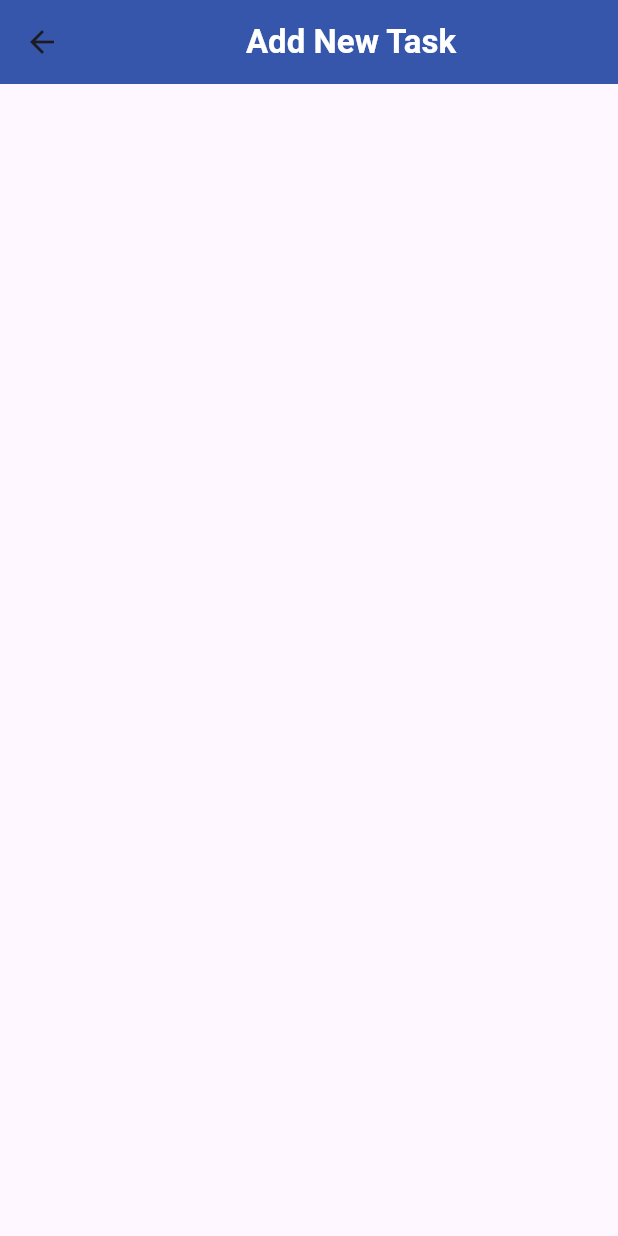
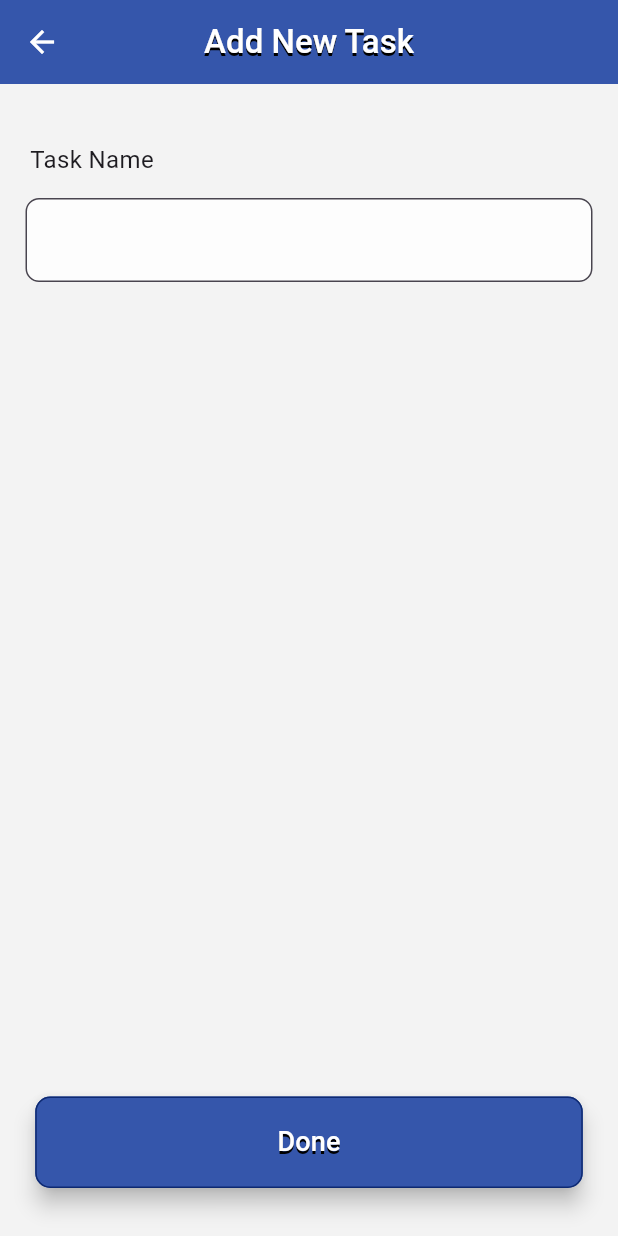
Before and after one commit to Rabby-551/To_Do_App, a Flutter app: the screen it shows after launch, after a tap on the "add" icon, on a phone screen of 412 x 824 dp. Run offline on Flutter 3.47's test engine with Material 3 defaults, Android fonts, the phone set to English and light mode, and no system bars; our stand-ins replace flutter_svg, google_fonts.

Commit message:
configer add task

```diff
--- a/lib/main.dart
+++ b/lib/main.dart
@@ -6,11 +6,12 @@ void main (){
 }
 
 class MyApp extends StatelessWidget {
-  const MyApp({super.key});
+  const MyApp({key});
 
   @override
   Widget build(BuildContext context) {
     return  MaterialApp(
+      debugShowCheckedModeBanner: false,
       title: 'Task Manger',
       theme: ThemeData(
         primaryColor:Colors.blue,
--- a/lib/screens/add_new_task_screen.dart
+++ b/lib/screens/add_new_task_screen.dart
@@ -8,20 +8,100 @@ class AddNewTaskScreen extends StatefulWidget {
 }
 
 class _AddNewTaskScreenState extends State<AddNewTaskScreen> {
+  final TextEditingController _taskController = TextEditingController();
   @override
   Widget build(BuildContext context) {
     return Scaffold(
+      backgroundColor:const Color(0xffF3F3F3),
       appBar: AppBar(
+        foregroundColor: Colors.white,
+        centerTitle: true,
         backgroundColor: const Color(0xff3556AB),
-        title:const Center(
-          child: Text(
-            'Add New Task',
-            style: TextStyle(
+        title: const Text(
+          'Add New Task',
+          style: TextStyle(
               color: Colors.white,
-              fontWeight: FontWeight.bold,
+              fontWeight: FontWeight.w500,
+              shadows: [
+                Shadow(color: Color(0xff000000), offset: Offset(0, 2))
+              ]),
+        ),
+      ),
+      body: Column(
+        mainAxisAlignment: MainAxisAlignment.start,
+        crossAxisAlignment: CrossAxisAlignment.start,
+        children: [
+          const Padding(
+            padding: EdgeInsets.only(left: 20, top: 39),
+            child: Text(
+              'Task Name',
+              style: TextStyle(
+                fontSize: 16,
+                fontWeight: FontWeight.w400,
+              ),
             ),
           ),
-        ),
+          Padding(
+            padding:
+                const EdgeInsets.only(left: 17, right: 17, top: 14, bottom: 14),
+            child: TextField(
+              controller: _taskController,
+              decoration: InputDecoration(
+                filled: true,
+                fillColor: const Color(0xffFDFDFD),
+                border: OutlineInputBorder(
+                  borderRadius: BorderRadius.circular(9),
+                  borderSide: const BorderSide(
+                    color: Color(0xffCBCBCB),
+                  ),
+                ),
+              ),
+            ),
+          ),
+          const Spacer(),
+          Padding(
+            padding: const EdgeInsets.only(bottom: 32),
+            child: Center(
+              child: ElevatedButton(
+                onPressed: () {
+                  if (_taskController.text.isNotEmpty) {
+                    Navigator.pop(context, _taskController.text);
+                  } else {
+                    ScaffoldMessenger.of(context).showSnackBar(
+                      const SnackBar(
+                        content: Text("Please enter a task name."),
+                      ),
+                    );
+                  }
+                },
+                style: ElevatedButton.styleFrom(
+                  elevation: 6,
+                  shadowColor: Colors.black,
+                  backgroundColor:const Color(0xff3556AB), // Button background color
+                  minimumSize: const Size(365, 61), // Set width and height
+                  shape: RoundedRectangleBorder(
+                    borderRadius: BorderRadius.circular(10),
+                    side:const BorderSide(color: Color(0xff0D2972))
+                  ),
+                ),
+                child: const Text(
+                  'Done',
+                  style: TextStyle(
+                    color: Colors.white, // Text color
+                    fontSize: 18, // Text size
+                    fontWeight: FontWeight.w500,
+                    shadows: [
+                      Shadow(
+                        color: Colors.black,
+                        offset: Offset(0, 2),
+                      ),
+                    ], // Text weight
+                  ),
+                ),
+              ),
+            ),
+          )
+        ],
       ),
     );
   }
--- a/lib/screens/task_list_screen.dart
+++ b/lib/screens/task_list_screen.dart
@@ -1,9 +1,14 @@
 import 'package:flutter/material.dart';
 import 'package:flutter_svg/flutter_svg.dart';
 import 'package:to_do_app/screens/add_new_task_screen.dart';
+import 'package:google_fonts/google_fonts.dart';
+import 'package:to_do_app/screens/edit_task_screen.dart';
+
+import '../widgets/go_pro_widget.dart';
+
 
 class TaskListScreen extends StatefulWidget {
-  const TaskListScreen({super.key});
+  const TaskListScreen({key});
 
   @override
   State<TaskListScreen> createState() => _TaskListScreenState();
@@ -14,12 +19,7 @@ class _TaskListScreenState extends State<TaskListScreen> {
   List<Map<String, dynamic>> tasks = [
     {'title': 'Complete Flutter project', 'isDone': false},
     {'title': 'Write blog post', 'isDone': false},
-    {'title': 'Write blog post', 'isDone': false},
-    {'title': 'Write blog post', 'isDone': false},
-    {'title': 'Write blog post', 'isDone': false},
-    {'title': 'Write blog post', 'isDone': false},
-    {'title': 'Write blog post', 'isDone': false},
-    {'title': 'Write blog post', 'isDone': false},
+
   ];
 
   @override
@@ -31,7 +31,7 @@ class _TaskListScreenState extends State<TaskListScreen> {
       appBar: PreferredSize(
         preferredSize: Size.fromHeight(size.height * 0.15),
         child: AppBar(
-          backgroundColor: Color(0xff3556AB),
+          backgroundColor:const Color(0xff3556AB),
           elevation: 0,
           flexibleSpace: Padding(
             padding: EdgeInsets.symmetric(
@@ -56,7 +56,7 @@ class _TaskListScreenState extends State<TaskListScreen> {
                   ),
                   child: ClipOval(
                     child: Image.asset(
-                      'assets/img.png',
+                      'assets/Profile.png',
                       fit: BoxFit.cover,
                       width: 50,
                       height: 50,
@@ -64,26 +64,28 @@ class _TaskListScreenState extends State<TaskListScreen> {
                   ),
                 ),
                 const SizedBox(width: 16),
-                const Expanded(
+               const Expanded(
                   child: Column(
                     mainAxisAlignment: MainAxisAlignment.center,
                     crossAxisAlignment: CrossAxisAlignment.start,
                     children: [
-                      Text(
-                        'Hello, Raziul Islam Rabby',
+                       Text(
+                        'Hello,Raziul Islam Rabby',
                         style: TextStyle(
                           fontSize: 20,
                           color: Colors.white,
                           fontWeight: FontWeight.bold,
                         ),
                       ),
-                      SizedBox(height: 4),
+                       SizedBox(height: 4),
                       Text(
-                        'rabby@gmail.com',
-                        style: TextStyle(
-                          fontSize: 16,
-                          color: Colors.white70,
-                        ),
+                        'rabby.raziul@gmail.com',
+                        style:  TextStyle(
+                            color: Colors.white,
+                            fontStyle: FontStyle.italic,
+                            fontSize: 25,
+                            fontWeight: FontWeight.w100,
+                            height: 0),
                       ),
                     ],
                   ),
@@ -95,67 +97,7 @@ class _TaskListScreenState extends State<TaskListScreen> {
       ),
       body: Column(
         children: [
-          Container(
-            height: 116,
-            color: const Color(0xff9EB031),
-            padding: const EdgeInsets.symmetric(horizontal: 24,),
-            child: Stack(
-              children: [
-                Row(
-                  children: [
-                    SvgPicture.asset(
-                      'assets/trophy.svg',
-                      height: 40.89,
-                      width: 53.1,
-                    ),
-                    const SizedBox(width: 16),
-                    const Column(
-                      mainAxisAlignment: MainAxisAlignment.center,
-                      crossAxisAlignment: CrossAxisAlignment.start,
-                      children: const [
-                        Text(
-                          'Go Pro (No Ads)',
-                          style: TextStyle(
-                            fontSize: 18,
-                            fontWeight: FontWeight.bold,
-                            color: Colors.black,
-                          ),
-                        ),
-                        Text(
-                          'No fuss, no ads, for only \$1 a\nmonth',
-                          style: TextStyle(
-                            fontSize: 14,
-                            color: Colors.black54,
-                          ),
-                        ),
-                      ],
-                    ),
-
-                  ],
-                ),
-                Positioned(
-                  right: 0,
-                  child: Container(
-                    alignment: Alignment.center,
-                    height: 71,
-                    width: 66.11,
-                    decoration: BoxDecoration(
-                      color: const Color(0xff071D55),
-                      borderRadius: BorderRadius.circular(0),
-                    ),
-                    child: const Text(
-                      '\$1',
-                      style: TextStyle(
-                        fontSize: 14,
-                        fontWeight: FontWeight.bold,
-                        color: Colors.white,
-                      ),
-                    ),
-                  ),
-                ),
-              ],
-            ),
-          ),
+          GoProWidget(),
           const SizedBox(height: 16),
           Expanded(
             child: ListView.builder(
@@ -164,8 +106,10 @@ class _TaskListScreenState extends State<TaskListScreen> {
               itemBuilder: (context, index) {
                 final task = tasks[index];
                 return Padding(
-                  padding: const EdgeInsets.symmetric(vertical: 8),
+                  padding:
+                      const EdgeInsets.only(left: 16, right: 16, bottom: 24),
                   child: Card(
+                    color: Color(0xffFFFFFF),
                     elevation: 3,
                     shape: RoundedRectangleBorder(
                       borderRadius: BorderRadius.circular(8),
@@ -189,7 +133,6 @@ class _TaskListScreenState extends State<TaskListScreen> {
                               },
                             ),
                           ),
-
                           const SizedBox(width: 8),
                           Expanded(
                             child: Text(
@@ -206,19 +149,25 @@ class _TaskListScreenState extends State<TaskListScreen> {
                           TextButton(
                             style: ButtonStyle(
                               side: MaterialStateProperty.all(
-                                const BorderSide(
-                                    color: Colors.black), // Black border
+                                const BorderSide(color: Colors.black),
                               ),
                               shape: MaterialStateProperty.all(
-                                RoundedRectangleBorder(
-                                  borderRadius:
-                                      BorderRadius.all(Radius.circular(4)), // Square shape
+                                const RoundedRectangleBorder(
+                                  borderRadius: BorderRadius.all(
+                                      Radius.circular(4)), // Square shape
                                 ),
                               ),
                               foregroundColor: MaterialStateProperty.all(
                                   Colors.black), // Text color
                             ),
-                            onPressed: () { },
+                            onPressed: () {
+                              Navigator.push(
+                                context,
+                                MaterialPageRoute(
+                                    builder: (context) =>
+                                        const EditTaskScreen()),
+                              );
+                            },
                             child: const Text(
                               'Edit',
                               style: TextStyle(
@@ -238,11 +187,16 @@ class _TaskListScreenState extends State<TaskListScreen> {
         ],
       ),
       floatingActionButton: FloatingActionButton(
-        onPressed: () {
-          Navigator.push(
+        onPressed: () async{
+          final result =await Navigator.push(
             context,
             MaterialPageRoute(builder: (context) => const AddNewTaskScreen()),
           );
+          if (result != null && result is String) {
+            setState(() {
+              tasks.add(result as Map<String, dynamic>); // Add the returned task to the list
+            });
+          }
         },
         child: Icon(
           Icons.add,
@@ -251,9 +205,9 @@ class _TaskListScreenState extends State<TaskListScreen> {
         backgroundColor: Color(0xff123EB1),
         shape: RoundedRectangleBorder(
           borderRadius: BorderRadius.circular(30),
+          side: BorderSide(color: Color(0xff123EB1))
         ),
       ),
-
     );
   }
 }
--- /dev/null
+++ b/lib/widgets/go_pro_widget.dart
@@ -0,0 +1,74 @@
+import 'package:flutter/material.dart';
+import 'package:flutter_svg/flutter_svg.dart';
+
+class GoProWidget extends StatelessWidget {
+  const GoProWidget({
+    super.key,
+  });
+
+  @override
+  Widget build(BuildContext context) {
+    return Container(
+      height: 116,
+      color: const Color(0xff9EB031),
+      padding: const EdgeInsets.symmetric(
+        horizontal: 24,
+      ),
+      child: Stack(
+        alignment: Alignment.center,
+        children: [
+          Row(
+            crossAxisAlignment: CrossAxisAlignment.start,
+            children: [
+              SvgPicture.asset(
+                'assets/trophy.svg',
+                height: 45,
+                width: 53.1,
+              ),
+              const SizedBox(width: 16),
+              const Column(
+                mainAxisSize: MainAxisSize.min,
+                mainAxisAlignment: MainAxisAlignment.center,
+                crossAxisAlignment: CrossAxisAlignment.start,
+                children: [
+                  Text(
+                    'Go Pro (No Ads)',
+                    style: TextStyle(
+                      fontSize: 18,
+                      fontWeight: FontWeight.bold,
+                      color: Colors.black,
+                      height: 0,
+                    ),
+                  ),
+                  Text(
+                    'No fuss, no ads, for only \$1 a\nmonth',
+                  ),
+                ],
+              ),
+            ],
+          ),
+          Positioned(
+            right: 0,
+            child: Container(
+              alignment: Alignment.center,
+              height: 71,
+              width: 66.11,
+              decoration: BoxDecoration(
+                color: const Color(0xff071D55),
+                borderRadius: BorderRadius.circular(0),
+              ),
+              child: const Text(
+                '\$1',
+                style: TextStyle(
+                  fontSize: 14,
+                  fontWeight: FontWeight.bold,
+                  color: Color(0xffF2C94C),
+                ),
+              ),
+            ),
+          ),
+        ],
+      ),
+    );
+  }
+}
--- a/pubspec.yaml
+++ b/pubspec.yaml
@@ -28,6 +28,7 @@ environment:
 # the latest version available on pub.dev. To see which dependencies have newer
 # versions available, run `flutter pub outdated`.
 dependencies:
+
   flutter:
     sdk: flutter
 
@@ -36,6 +37,8 @@ dependencies:
   # Use with the CupertinoIcons class for iOS style icons.
   cupertino_icons: ^1.0.8
   flutter_svg: ^2.0.17
+
+  google_fonts: ^6.2.1
 
 dev_dependencies:
   flutter_test:
@@ -62,6 +65,7 @@ flutter:
   assets:
     - assets/img.png
     - assets/trophy.svg
+    - assets/Profile.png
 
 
   # An image asset can refer to one or more resolution-specific "variants", see
```
Also changed, not shown: assets/Profile.png (renamed from assets/Profile PNG.png), lib/widgets/task_item.dart (deleted), lib/widgets/user_profile_header.dart (deleted), pubspec.lock, 1 other file.
